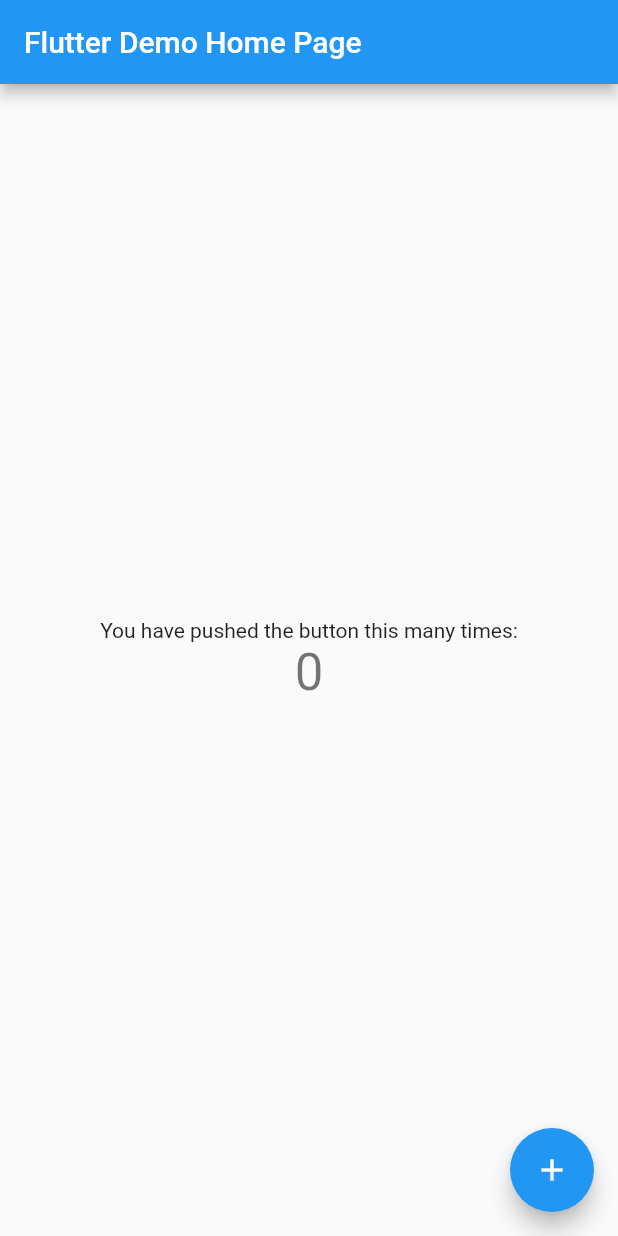
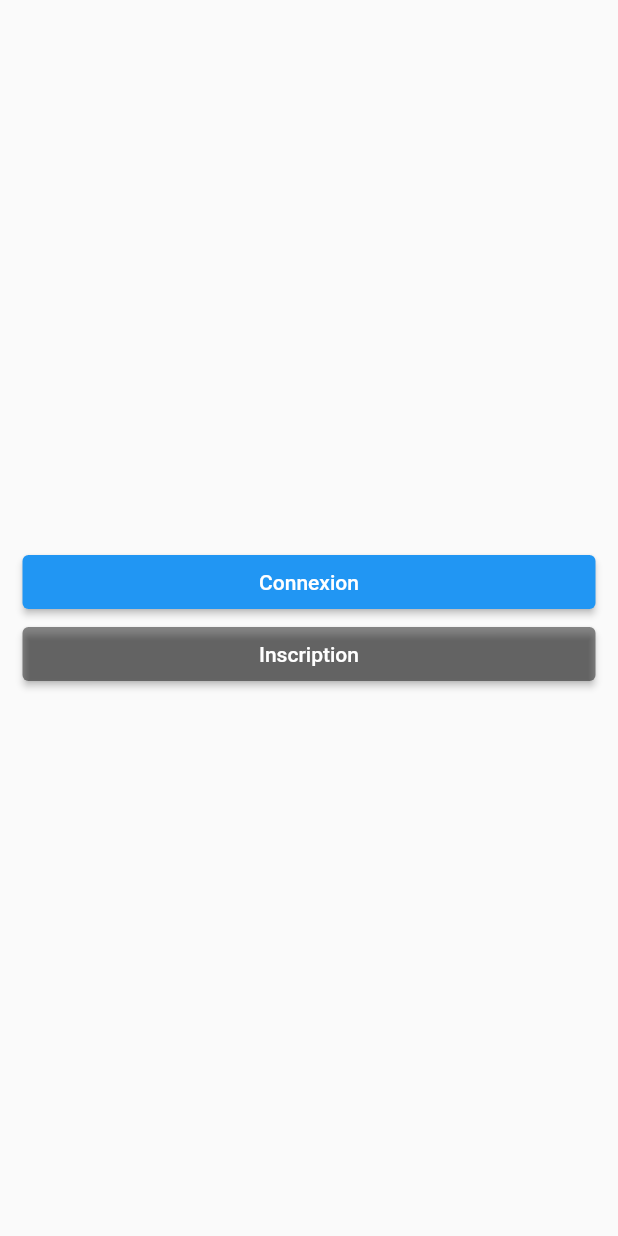
Before and after one commit to StoneyDev/colette, a Flutter app: the screen it shows after launch, on a phone screen of 412 x 824 dp. Run offline on Flutter 3.47's test engine with Material 2 defaults, Android fonts, the phone set to English and light mode, and no system bars.

Commit message:
feature(develop): fake auth

```diff
--- /dev/null
+++ b/lib/auth/welcome/welcome.dart
@@ -0,0 +1,59 @@
+import 'package:flutter/material.dart';
+
+import '../login/login.dart';
+import '../register/register.dart';
+
+
+class WelcomePage extends StatelessWidget {
+  const WelcomePage({super.key});
+
+  @override
+  Widget build(BuildContext context) {
+    return Scaffold(
+      body: SafeArea(
+        minimum: const EdgeInsets.all(15),
+        child: Column(
+          mainAxisAlignment: MainAxisAlignment.center,
+          children: <Widget>[
+            // Login button
+            Row(
+              children: <Widget>[
+                Expanded(
+                  child: ElevatedButton(
+                    onPressed: () => Navigator.push(
+                      context,
+                      MaterialPageRoute<void>(
+                        builder: (BuildContext context) => const LoginPage(),
+                      ),
+                    ),
+                    child: const Text('Connexion'),
+                  ),
+                ),
+              ],
+            ),
+
+            // Register button
+            Row(
+              children: <Widget>[
+                Expanded(
+                  child: ElevatedButton(
+                    style: ElevatedButton.styleFrom(
+                      backgroundColor: Colors.black45, // Background color
+                    ),
+                    onPressed: () => Navigator.push(
+                      context,
+                      MaterialPageRoute<void>(
+                        builder: (BuildContext context) => const RegisterPage(),
+                      ),
+                    ),
+                    child: const Text('Inscription'),
+                  ),
+                ),
+              ],
+            ),
+          ],
+        ),
+      ),
+    );
+  }
+}
--- /dev/null
+++ b/lib/colette_app.dart
@@ -0,0 +1,14 @@
+import 'package:flutter/material.dart';
+
+import 'auth/welcome/welcome.dart';
+
+class ColetteApp extends StatelessWidget {
+  const ColetteApp({super.key});
+
+  @override
+  Widget build(BuildContext context) {
+    return const MaterialApp(
+      home: WelcomePage(),
+    );
+  }
+}
--- a/lib/main.dart
+++ b/lib/main.dart
@@ -1,115 +1,7 @@
 import 'package:flutter/material.dart';
 
+import 'colette_app.dart';
+
 void main() {
-  runApp(const MyApp());
+  runApp(const ColetteApp());
 }
-
-class MyApp extends StatelessWidget {
-  const MyApp({super.key});
-
-  // This widget is the root of your application.
-  @override
-  Widget build(BuildContext context) {
-    return MaterialApp(
-      title: 'Flutter Demo',
-      theme: ThemeData(
-        // This is the theme of your application.
-        //
-        // Try running your application with "flutter run". You'll see the
-        // application has a blue toolbar. Then, without quitting the app, try
-        // changing the primarySwatch below to Colors.green and then invoke
-        // "hot reload" (press "r" in the console where you ran "flutter run",
-        // or simply save your changes to "hot reload" in a Flutter IDE).
-        // Notice that the counter didn't reset back to zero; the application
-        // is not restarted.
-        primarySwatch: Colors.blue,
-      ),
-      home: const MyHomePage(title: 'Flutter Demo Home Page'),
-    );
-  }
-}
-
-class MyHomePage extends StatefulWidget {
-  const MyHomePage({super.key, required this.title});
-
-  // This widget is the home page of your application. It is stateful, meaning
-  // that it has a State object (defined below) that contains fields that affect
-  // how it looks.
-
-  // This class is the configuration for the state. It holds the values (in this
-  // case the title) provided by the parent (in this case the App widget) and
-  // used by the build method of the State. Fields in a Widget subclass are
-  // always marked "final".
-
-  final String title;
-
-  @override
-  State<MyHomePage> createState() => _MyHomePageState();
-}
-
-class _MyHomePageState extends State<MyHomePage> {
-  int _counter = 0;
-
-  void _incrementCounter() {
-    setState(() {
-      // This call to setState tells the Flutter framework that something has
-      // changed in this State, which causes it to rerun the build method below
-      // so that the display can reflect the updated values. If we changed
-      // _counter without calling setState(), then the build method would not be
-      // called again, and so nothing would appear to happen.
-      _counter++;
-    });
-  }
-
-  @override
-  Widget build(BuildContext context) {
-    // This method is rerun every time setState is called, for instance as done
-    // by the _incrementCounter method above.
-    //
-    // The Flutter framework has been optimized to make rerunning build methods
-    // fast, so that you can just rebuild anything that needs updating rather
-    // than having to individually change instances of widgets.
-    return Scaffold(
-      appBar: AppBar(
-        // Here we take the value from the MyHomePage object that was created by
-        // the App.build method, and use it to set our appbar title.
-        title: Text(widget.title),
-      ),
-      body: Center(
-        // Center is a layout widget. It takes a single child and positions it
-        // in the middle of the parent.
-        child: Column(
-          // Column is also a layout widget. It takes a list of children and
-          // arranges them vertically. By default, it sizes itself to fit its
-          // children horizontally, and tries to be as tall as its parent.
-          //
-          // Invoke "debug painting" (press "p" in the console, choose the
-          // "Toggle Debug Paint" action from the Flutter Inspector in Android
-          // Studio, or the "Toggle Debug Paint" command in Visual Studio Code)
-          // to see the wireframe for each widget.
-          //
-          // Column has various properties to control how it sizes itself and
-          // how it positions its children. Here we use mainAxisAlignment to
-          // center the children vertically; the main axis here is the vertical
-          // axis because Columns are vertical (the cross axis would be
-          // horizontal).
-          mainAxisAlignment: MainAxisAlignment.center,
-          children: <Widget>[
-            const Text(
-              'You have pushed the button this many times:',
-            ),
-            Text(
-              '$_counter',
-              style: Theme.of(context).textTheme.headlineMedium,
-            ),
-          ],
-        ),
-      ),
-      floatingActionButton: FloatingActionButton(
-        onPressed: _incrementCounter,
-        tooltip: 'Increment',
-        child: const Icon(Icons.add),
-      ), // This trailing comma makes auto-formatting nicer for build methods.
-    );
-  }
-}
```
Also changed, not shown: analysis_options.yaml (+236 -24 lines), lib/auth/login/login.dart (added, +65 -0 lines), lib/auth/register/register.dart (added, +52 -0 lines), pubspec.yaml (+3 -12 lines), pubspec.lock, 1 other file.
